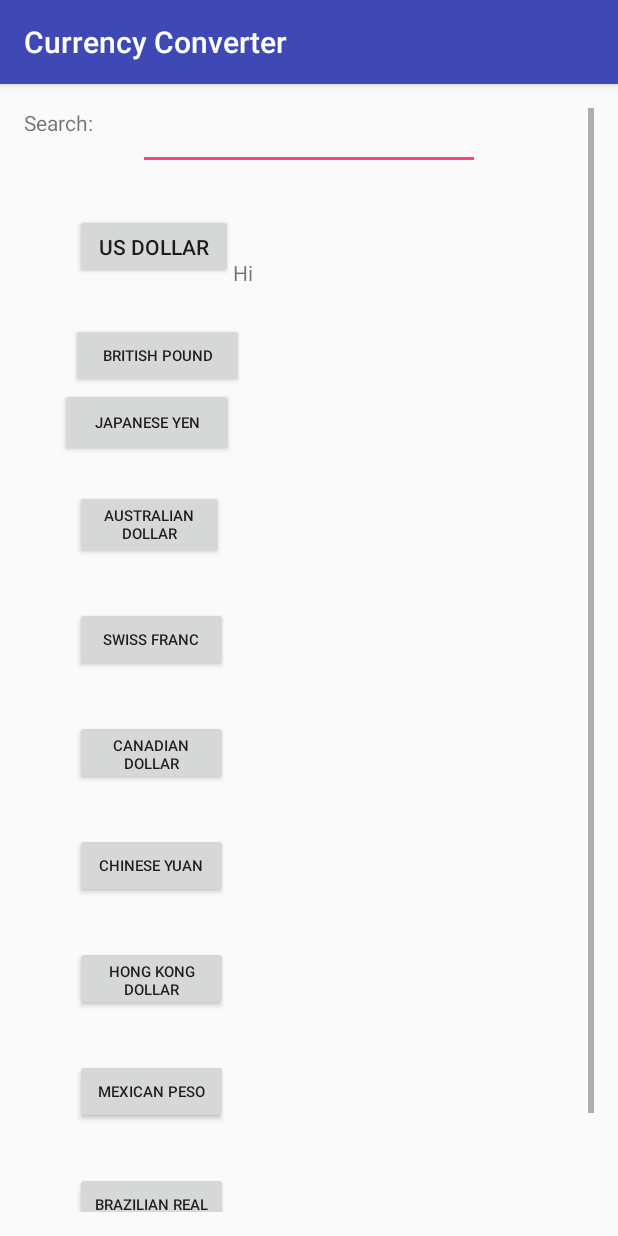
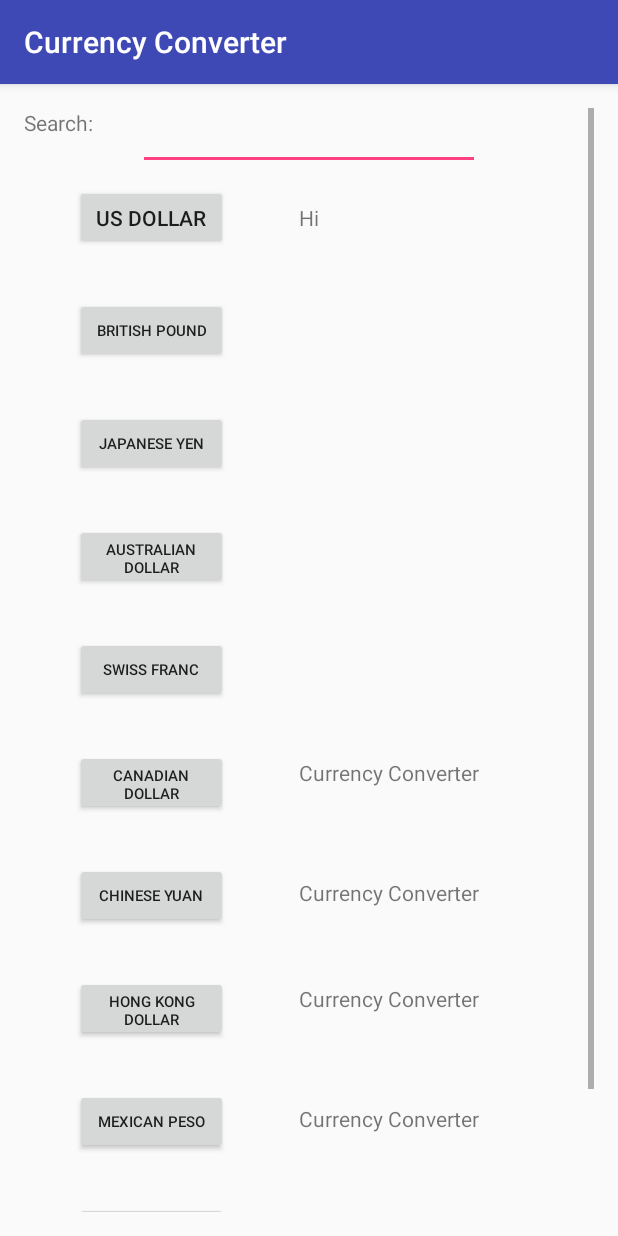
Before and after one commit to itsjbelmont/CurrencyConverter, an Android app: the MainActivity2 screen opened directly, with no data from a screen before it, on a phone screen of 412 x 824 dp. Run offline under Robolectric (Android 15) with nearby library versions, the phone set to English and light mode, and no system bars.

Commit message:
Second page should be done

```diff
--- a/app/src/main/java/com/example/jackbelmont/currencyconverter/MainActivity2.java
+++ b/app/src/main/java/com/example/jackbelmont/currencyconverter/MainActivity2.java
@@ -50,6 +50,12 @@ public class MainActivity2 extends MainActivity
         addListenerOnButton4();
         addListenerOnButton5();
         addListenerOnButton6();
+        addListenerOnButton7();
+        addListenerOnButton8();
+        addListenerOnButton9();
+        addListenerOnButton10();
+        addListenerOnButton11();
+        addListenerOnButton12();
     }
 
 
@@ -142,4 +148,105 @@ public class MainActivity2 extends MainActivity
         });
     }
 
+    //Button for Canadian Dollar
+    public void addListenerOnButton7()
+    {
+        Button Canada_button = (Button) findViewById(R.id.Canada);
+
+        Canada_button.setOnClickListener(new View.OnClickListener()
+        {
+            @Override
+            public void onClick(View view)
+            {
+                Intent intent = new Intent(getApplicationContext(),MainActivity3.class);
+
+                startActivity(intent);
+            }
+        });
+    }
+
+    //Button for China Yuan
+    public void addListenerOnButton8()
+    {
+        Button China_button = (Button) findViewById(R.id.China);
+
+        China_button.setOnClickListener(new View.OnClickListener()
+        {
+            @Override
+            public void onClick(View view)
+            {
+                Intent intent = new Intent(getApplicationContext(),MainActivity3.class);
+
+                startActivity(intent);
+            }
+        });
+    }
+
+    //Button for Hong Kong Money
+    public void addListenerOnButton9()
+    {
+        Button Hong_button = (Button) findViewById(R.id.Hong_Kong);
+
+        Hong_button.setOnClickListener(new View.OnClickListener()
+        {
+            @Override
+            public void onClick(View view)
+            {
+                Intent intent = new Intent(getApplicationContext(),MainActivity3.class);
+
+                startActivity(intent);
+            }
+        });
+    }
+
+    //Button for Mexican Peso
+    public void addListenerOnButton10()
+    {
+        Button Mexico_button = (Button) findViewById(R.id.Mexico);
+
+        Mexico_button.setOnClickListener(new View.OnClickListener()
+        {
+            @Override
+            public void onClick(View view)
+            {
+                Intent intent = new Intent(getApplicationContext(),MainActivity3.class);
+
+                startActivity(intent);
+            }
+        });
+    }
+
+    //Button for Brazilian Real
+    public void addListenerOnButton11()
+    {
+        Button Brazil_button = (Button) findViewById(R.id.Brazil);
+
+        Brazil_button.setOnClickListener(new View.OnClickListener()
+        {
+            @Override
+            public void onClick(View view)
+            {
+                Intent intent = new Intent(getApplicationContext(),MainActivity3.class);
+
+                startActivity(intent);
+            }
+        });
+    }
+
+    //Button for Euro
+    public void addListenerOnButton12()
+    {
+        Button Euro_button = (Button) findViewById(R.id.Euro);
+
+        Euro_button.setOnClickListener(new View.OnClickListener()
+        {
+            @Override
+            public void onClick(View view)
+            {
+                Intent intent = new Intent(getApplicationContext(),MainActivity3.class);
+
+                startActivity(intent);
+            }
+        });
+    }
 }
--- a/app/src/main/res/layout/activity_main2.xml
+++ b/app/src/main/res/layout/activity_main2.xml
@@ -13,185 +13,236 @@
 
     <RelativeLayout
         android:layout_width="match_parent"
-        android:layout_height="match_parent">
+        android:layout_height="wrap_content">
 
         <TextView
             android:id="@+id/textView"
             android:layout_width="wrap_content"
             android:layout_height="wrap_content"
+            android:layout_alignParentTop="true"
             android:text="Search:"
-        android:textAlignment="viewStart"
-        android:layout_alignParentTop="true"/>
+            android:textAlignment="viewStart" />
 
 
         <EditText
             android:id="@+id/editText2"
             android:layout_width="228dp"
             android:layout_height="41dp"
+            android:layout_centerHorizontal="true"
             android:ems="10"
-        android:inputType="textShortMessage"
-        android:layout_centerHorizontal="true" />
-
-
+            android:inputType="textShortMessage" />
 
 
         <TextView
             android:id="@+id/textView8"
             android:layout_width="wrap_content"
             android:layout_height="wrap_content"
-        android:text="@string/app_name"
-        android:layout_marginEnd="52dp"
-        android:layout_marginTop="100dp"
-        android:layout_toRightOf="@id/USD"/>
+            android:layout_alignBaseline="@+id/USD"
+            android:layout_alignBottom="@+id/USD"
+            android:layout_marginStart="47dp"
+            android:layout_toEndOf="@+id/USD"
+            android:text="@string/app_name" />
 
 
         <TextView
             android:id="@+id/textView9"
             android:layout_width="wrap_content"
             android:layout_height="wrap_content"
-        android:text="@string/app_name"
-        android:layout_marginEnd="52dp"
-        android:layout_marginTop="168dp"
-        android:layout_toRightOf="@id/Australia" />
+            android:layout_alignBaseline="@+id/Britain"
+            android:layout_alignBottom="@+id/Britain"
+            android:layout_alignStart="@+id/textView8"
+            android:text="@string/app_name" />
 
         <TextView
             android:id="@+id/textView10"
             android:layout_width="wrap_content"
             android:layout_height="wrap_content"
-        android:text="@string/app_name"
-        android:layout_marginEnd="52dp"
-        android:layout_toRightOf="@id/Canada"
-        android:layout_below="@id/textView9"/>
+            android:layout_alignBaseline="@+id/Japan"
+            android:layout_alignBottom="@+id/Japan"
+            android:layout_alignStart="@+id/textView9"
+            android:text="@string/app_name" />
 
         <TextView
             android:id="@+id/textView11"
-        android:layout_width= "wrap_content"
+            android:layout_width="wrap_content"
             android:layout_height="wrap_content"
-        android:text="@string/app_name"
-        android:layout_marginEnd="52dp"
-        android:layout_marginTop="312dp"
-        android:layout_toRightOf="@id/China" />
+            android:layout_alignBaseline="@+id/Australia"
+            android:layout_alignBottom="@+id/Australia"
+            android:layout_alignStart="@+id/textView10"
+            android:text="@string/app_name" />
 
         <TextView
             android:id="@+id/textView12"
             android:layout_width="wrap_content"
             android:layout_height="wrap_content"
-        android:text="@string/app_name"
-        android:layout_marginEnd="52dp"
-        android:layout_marginTop="376dp"
-        android:layout_toRightOf="@id/Australia" />
+            android:layout_alignBaseline="@+id/Switzerland"
+            android:layout_alignBottom="@+id/Switzerland"
+            android:layout_alignStart="@+id/textView11"
+            android:text="@string/app_name" />
+
+        <TextView
+            android:id="@+id/textView13"
+            android:layout_width="wrap_content"
+            android:layout_height="wrap_content"
+            android:layout_alignBaseline="@+id/Brazil"
+            android:layout_alignBottom="@+id/Brazil"
+            android:layout_alignStart="@+id/textView14"
+            android:text="@string/app_name" />
+
+        <TextView
+            android:id="@+id/textView14"
+            android:layout_width="wrap_content"
+            android:layout_height="wrap_content"
+            android:layout_alignBaseline="@+id/Mexico"
+            android:layout_alignBottom="@+id/Mexico"
+            android:layout_alignStart="@+id/textView15"
+            android:text="@string/app_name" />
+
+        <TextView
+            android:id="@+id/textView15"
+            android:layout_width="wrap_content"
+            android:layout_height="wrap_content"
+            android:layout_alignBaseline="@+id/Canada"
+            android:layout_alignBottom="@+id/Canada"
+            android:layout_alignStart="@+id/textView12"
+            android:text="@string/app_name" />
+
+        <TextView
+            android:id="@+id/textView16"
+            android:layout_width="wrap_content"
+            android:layout_height="wrap_content"
+            android:layout_alignBaseline="@+id/China"
+            android:layout_alignBottom="@+id/China"
+            android:layout_alignStart="@+id/textView15"
+            android:text="@string/app_name" />
+
+        <TextView
+            android:id="@+id/textView17"
+            android:layout_width="wrap_content"
+            android:layout_height="wrap_content"
+            android:layout_alignBaseline="@+id/Hong_Kong"
+            android:layout_alignBottom="@+id/Hong_Kong"
+            android:layout_alignStart="@+id/textView16"
+            android:text="@string/app_name" />
+
+        <TextView
+            android:id="@+id/textView18"
+            android:layout_width="wrap_content"
+            android:layout_height="wrap_content"
+            android:layout_alignBaseline="@+id/Euro"
+            android:layout_alignBottom="@+id/Euro"
+            android:layout_alignStart="@+id/textView13"
+            android:text="@string/app_name" />
 
         <Button
             android:id="@+id/USD"
-        android:layout_width="105dp"
+            android:layout_width="102dp"
             android:layout_height="43dp"
+            android:layout_below="@id/textView"
             android:layout_marginStart="34dp"
-        android:layout_marginTop="51dp"
-        android:text="US Dollar"
-        android:layout_below="@id/textView" />
+            android:layout_marginTop="32dp"
+            android:text="US Dollar" />
 
         <Button
             android:id="@+id/Britain"
-        android:layout_width="115dp"
+            android:layout_width="102dp"
             android:layout_height="43dp"
-        android:layout_marginStart="31dp"
-        android:layout_marginTop="29dp"
+            android:layout_below="@id/USD"
+            android:layout_marginStart="34dp"
+            android:layout_marginTop="32dp"
             android:text="British Pound"
-        android:textSize="10sp"
-        android:layout_below="@id/USD" />
+            android:textSize="10sp" />
 
         <Button
             android:id="@+id/Japan"
-        android:layout_width="116dp"
-        android:layout_height="46dp"
-        android:layout_marginLeft="24dp"
+            android:layout_width="102dp"
+            android:layout_height="43dp"
+            android:layout_below="@id/Britain"
+            android:layout_marginStart="34dp"
+            android:layout_marginTop="32dp"
             android:text="Japanese Yen"
-        android:textSize="10sp"
-        android:layout_below="@id/Britain" />
+            android:textSize="10sp" />
 
         <Button
             android:id="@+id/Australia"
-        android:layout_width="99dp"
-        android:layout_height="46dp"
+            android:layout_width="102dp"
+            android:layout_height="43dp"
+            android:layout_below="@id/Japan"
             android:layout_marginStart="34dp"
-        android:layout_marginTop="22dp"
+            android:layout_marginTop="32dp"
             android:text="Australian Dollar"
-        android:textSize="10sp"
-        android:layout_below="@id/Japan" />
+            android:textSize="10sp" />
 
         <Button
             android:id="@+id/Switzerland"
             android:layout_width="102dp"
             android:layout_height="43dp"
+            android:layout_below="@id/Australia"
             android:layout_marginStart="34dp"
             android:layout_marginTop="32dp"
             android:text="Swiss Franc"
-        android:textSize="10sp"
-        android:layout_below="@id/Australia"/>
+            android:textSize="10sp" />
 
 
         <Button
             android:id="@+id/Canada"
             android:layout_width="102dp"
             android:layout_height="43dp"
+            android:layout_below="@id/Switzerland"
             android:layout_marginStart="34dp"
             android:layout_marginTop="32dp"
             android:text="Canadian Dollar"
-            android:textSize="10sp"
-            android:layout_below="@id/Switzerland"/>
+            android:textSize="10sp" />
 
         <Button
             android:id="@+id/China"
             android:layout_width="102dp"
             android:layout_height="43dp"
+            android:layout_below="@id/Canada"
             android:layout_marginStart="34dp"
             android:layout_marginTop="32dp"
             android:text="Chinese Yuan"
-            android:textSize="10sp"
-            android:layout_below="@id/Canada"/>
+            android:textSize="10sp" />
 
         <Button
             android:id="@+id/Hong_Kong"
             android:layout_width="102dp"
             android:layout_height="43dp"
+            android:layout_below="@id/China"
             android:layout_marginStart="34dp"
             android:layout_marginTop="32dp"
             android:text="Hong Kong Dollar"
-            android:textSize="10sp"
-            android:layout_below="@id/China"/>
+            android:textSize="10sp" />
 
         <Button
             android:id="@+id/Mexico"
             android:layout_width="102dp"
             android:layout_height="43dp"
+            android:layout_below="@id/Hong_Kong"
             android:layout_marginStart="34dp"
             android:layout_marginTop="32dp"
             android:text="Mexican Peso"
-            android:textSize="10sp"
-            android:layout_below="@id/Hong_Kong"/>
+            android:textSize="10sp" />
 
         <Button
             android:id="@+id/Brazil"
             android:layout_width="102dp"
             android:layout_height="43dp"
+            android:layout_below="@id/Mexico"
             android:layout_marginStart="34dp"
             android:layout_marginTop="32dp"
             android:text="Brazilian Real"
-            android:textSize="10sp"
-            android:layout_below="@id/Mexico"/>
+            android:textSize="10sp" />
 
         <Button
             android:id="@+id/Euro"
             android:layout_width="102dp"
             android:layout_height="43dp"
+            android:layout_below="@id/Brazil"
             android:layout_marginStart="34dp"
             android:layout_marginTop="32dp"
             android:text="Euro"
-            android:textSize="10sp"
-            android:layout_below="@id/Brazil"/>
-
-
-
+            android:textSize="10sp" />
 
 
     </RelativeLayout>
```
Lines whose indentation alone changed are shown as unchanged.
